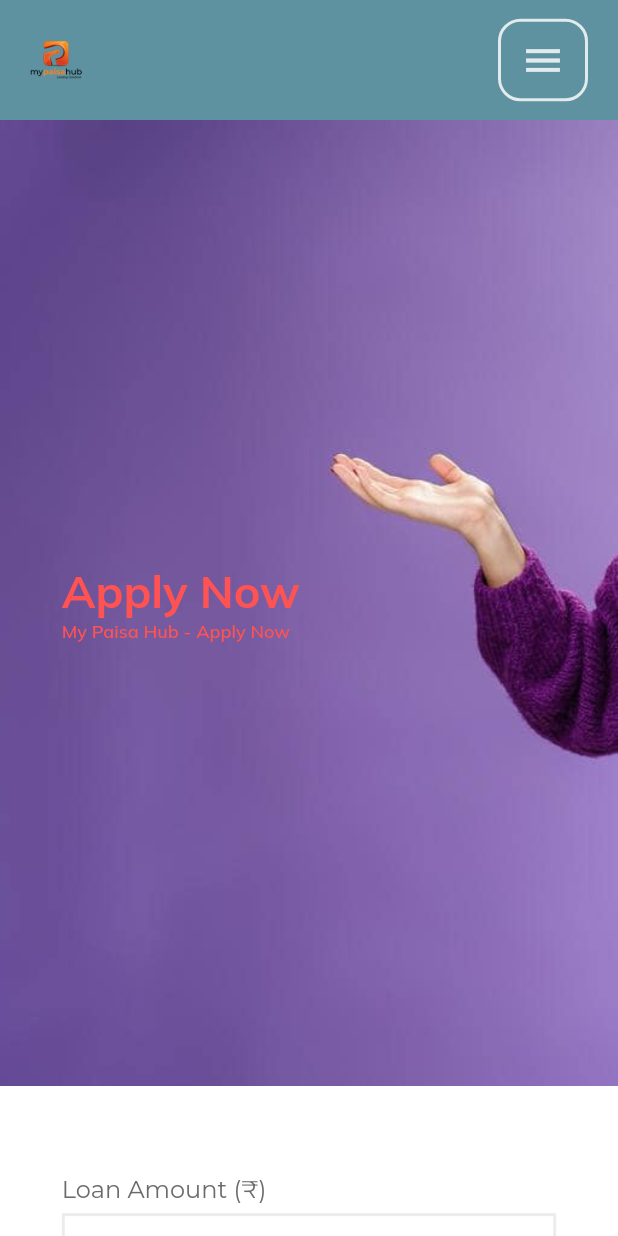
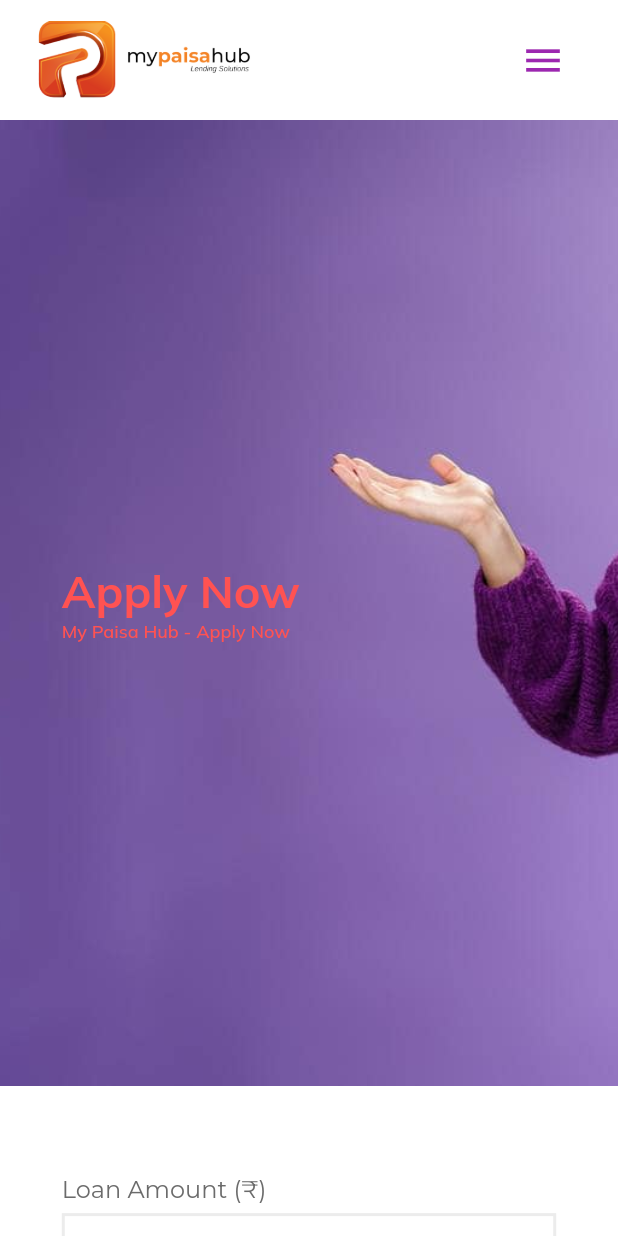
Before and after one commit to rounakraj03/loan-flutter, a Flutter app: the screen it shows after launch, after a tap on "GET LOAN", on a phone screen of 412 x 824 dp. Run offline on Flutter 3.47's test engine with Material 2 defaults, Android fonts, the phone set to English and light mode, and no system bars; our stand-ins replace carousel_slider, dio, dots_indicator, google_fonts, google_maps_flutter, visibility_detector; missing offline and left inert: flutter_faq.

Commit message:
add animation now
and make UI Better for phone

```diff
--- a/lib/res/assets.dart
+++ b/lib/res/assets.dart
@@ -1,6 +1,7 @@
 class Assets {
   // Images
   static const String logo = "assets/images/logo.png";
+  static const String logo2 = "assets/images/logo2.png";
   static const String smilingMan = "assets/images/smilingMan.png";
   static const String smilingWomen = "assets/images/smilingWomen.png";
   static const String manMug = "assets/images/manMug.jpg";
@@ -28,6 +29,7 @@ class Assets {
   static const String img3 = "assets/images/img3.jpg";
   static const String img4 = "assets/images/img4.jpg";
   static const String img5 = "assets/images/img5.jpg";
+  static const String img6 = "assets/images/img6.png";
 
 
 
--- a/lib/widgets/emi_calculator.dart
+++ b/lib/widgets/emi_calculator.dart
@@ -72,10 +72,7 @@ class _EmiCalculatorWidgetState extends State<EmiCalculatorWidget> {
                           width: width/2,
                           decoration: BoxDecoration(
                               gradient: LinearGradient(
-                                // colors: [Colors.red.shade300, Colors.red.shade600, Colors.red.shade800],
                                 colors: [Color(0xfffe9860),Color(0xfffc8761), Color(0xfffb7262)],
-                                // begin: Alignment.topLeft,
-                                // end: Alignment.bottomRight
                               )
                           ),
                           child: Column(
@@ -96,7 +93,6 @@ class _EmiCalculatorWidgetState extends State<EmiCalculatorWidget> {
                                     ]
                                 ),),
                               SizedBox(height: 30,),
-                              //slider with text showing 1 lakh, 5 lakh, 10 lakh
                               Column(
                                 crossAxisAlignment: CrossAxisAlignment.start,
                                 children: [
@@ -104,15 +100,15 @@ class _EmiCalculatorWidgetState extends State<EmiCalculatorWidget> {
                                     mainAxisAlignment: MainAxisAlignment.spaceAround,
                                     children: [
                                       Text("1 lakh"),
-                                      Container(width: 100, alignment: Alignment.center, child: Text(_sliderValueAmount.toStringAsFixed(2))), // Dynamic value
-                                      Text("1 crore"),
+                                      Container(width: 150, alignment: Alignment.center, child: Text(_sliderValueAmount.toStringAsFixed(2))), // Dynamic value
+                                      Text("10 crore"),
                                     ],
                                   ),
                                   Slider(
                                       activeColor: Colors.black,
                                       inactiveColor: Colors.black45,
                                       min: 100000,
-                                      max: 10000000,
+                                      max: 100000000,
                                       value: _sliderValueAmount,
                                       onChanged: (value) {
                                         setState(() {
@@ -181,7 +177,7 @@ class _EmiCalculatorWidgetState extends State<EmiCalculatorWidget> {
                                             children: [
                                               Text("Loan Emi :", style: TextStyle(letterSpacing: 1),),
                                               SizedBox(height: 20,),
-                                              Text("₹ ${emiValue.toStringAsFixed(2)}", style: TextStyle(letterSpacing: 1, fontWeight: FontWeight.bold, fontSize: 28),),
+                                              Text("₹ ${emiValue.toStringAsFixed(2)}", style: TextStyle(letterSpacing: 1, fontWeight: FontWeight.bold, fontSize: 24),),
                                             ],
                                           ),
                                         ),
@@ -195,7 +191,7 @@ class _EmiCalculatorWidgetState extends State<EmiCalculatorWidget> {
                                             children: [
                                               Text("Total Interest Payable :", style: TextStyle(letterSpacing: 1),),
                                               SizedBox(height: 20,),
-                                              Text("₹ ${totalInterest.toStringAsFixed(2)}", style: TextStyle(letterSpacing: 1, fontWeight: FontWeight.bold, fontSize: 28),),
+                                              Text("₹ ${totalInterest.toStringAsFixed(2)}", style: TextStyle(letterSpacing: 1, fontWeight: FontWeight.bold, fontSize: 24),),
                                             ],
                                           ),
                                         ),
@@ -210,7 +206,7 @@ class _EmiCalculatorWidgetState extends State<EmiCalculatorWidget> {
                                             children: [
                                               Text("You must return :", style: TextStyle(letterSpacing: 1),),
                                               SizedBox(height: 20,),
-                                              Text("₹ ${(_sliderValueAmount+totalInterest).toStringAsFixed(2)}", style: TextStyle(letterSpacing: 1, fontWeight: FontWeight.bold, fontSize: 28),),
+                                              Text("₹ ${(_sliderValueAmount+totalInterest).toStringAsFixed(2)}", style: TextStyle(letterSpacing: 1, fontWeight: FontWeight.bold, fontSize: 24),),
                                             ],
                                           ),
                                         ),
@@ -315,15 +311,15 @@ class _EmiCalculatorWidgetState extends State<EmiCalculatorWidget> {
                           mainAxisAlignment: MainAxisAlignment.spaceAround,
                           children: [
                             Text("1 lakh"),
-                            Container(width: 100, alignment: Alignment.center, child: Text(_sliderValueAmount.toStringAsFixed(2))), // Dynamic value
-                            Text("1 crore"),
+                            Container(width: 150, alignment: Alignment.center, child: Text(_sliderValueAmount.toStringAsFixed(2))), // Dynamic value
+                            Text("10 crore"),
                           ],
                         ),
                         Slider(
                             activeColor: Colors.black,
                             inactiveColor: Colors.black45,
                             min: 100000,
-                            max: 10000000,
+                            max: 100000000,
                             value: _sliderValueAmount,
                             onChanged: (value) {
                               setState(() {
--- a/lib/widgets/homeWidgets.dart
+++ b/lib/widgets/homeWidgets.dart
@@ -42,7 +42,7 @@ class _HomeOneWidgetState extends State<HomeOneWidget> {
                 bottom: 0,
                 left: 100,
                 child: SizedBox(
-                  width: width/1.5,
+                  width: width/0.6,
                   child: Column(
                     mainAxisSize: MainAxisSize.min,
                     crossAxisAlignment: CrossAxisAlignment.start,
@@ -194,14 +194,14 @@ class _HomeOneWidgetState extends State<HomeOneWidget> {
                   colors: [Colors.white, Colors.white70, Colors.white60]
                 )
               ),
-              child: Image.asset(Assets.img1, fit: BoxFit.cover,),
+              child: Image.asset(Assets.img6, fit: BoxFit.cover,),
             ),
             Positioned(
                 top: 0,
                 bottom: 0,
                 left: 20,
                 child: SizedBox(
-                  width: width/1.5,
+                  width: width/2,
                   child: Column(
                     mainAxisSize: MainAxisSize.min,
                     crossAxisAlignment: CrossAxisAlignment.start,
--- a/lib/widgets/navbar.dart
+++ b/lib/widgets/navbar.dart
@@ -9,12 +9,20 @@ import 'package:flutter_loan/widgets/lets_connect.dart';
 import 'package:provider/provider.dart';
 
 double collapsableHeight = 0.0;
-Color selected = Color(0xffffffff);
-Color notSelected = Color(0xafffffff);
+// Color selected = Color(0xffffffff);
+Color selected = Colors.purple;
+// Color notSelected = Color(0xafffffff);
+Color notSelected = Colors.black;
 Color appColor = Color(0xfff9a825);
 
 
 class NavBarWidget extends StatefulWidget {
+final Color? navBarBackgroundColor;
+final Color? navBarTextColor;
+
+  const NavBarWidget({ this.navBarBackgroundColor, this.navBarTextColor });
+
+
   @override
   _MyAppState createState() => _MyAppState();
 }
@@ -39,7 +47,8 @@ class _MyAppState extends State<NavBarWidget> {
                 height: (width < 800.0) ? collapsableHeight : 0.0,
                 width: double.infinity,
                 // color: Color(0xff121212),
-                color: Color(0xff5e92a0),
+                // color: Color(0xff5e92a0),
+                color: widget.navBarBackgroundColor ?? Colors.white,
                 child: SingleChildScrollView(
                   child: Column(
                     children: [
@@ -147,7 +156,8 @@ class _MyAppState extends State<NavBarWidget> {
               ),
               Container(
                 // color: Color(0xff5f94a6),
-                color: Color(0xff5e92a0),
+                // color: Color(0xff5e92a0),
+                color: widget.navBarBackgroundColor ?? Colors.white,
                 // color: Color(0xff5e92a0),
                 height: 80.0,
                 padding: (width > 1000) ? EdgeInsets.only(left: 100,right: 100.0) :  EdgeInsets.only(left: 20,right: 20.0),
@@ -155,7 +165,7 @@ class _MyAppState extends State<NavBarWidget> {
                   mainAxisAlignment: MainAxisAlignment.spaceBetween,
                   children: [
                     SizedBox(
-                        height:(width > 1000) ? width/29 : width/16,
+                        height:(width > 1000) ? width/20 : width/8,
                         child: InkWell(
                             hoverColor: Colors.transparent,
                             focusColor: Colors.transparent,
@@ -163,9 +173,9 @@ class _MyAppState extends State<NavBarWidget> {
                               Provider.of<NavBarProvider>(context, listen: false).changeNavBarIndexValue(0);
                               Navigator.of(context).pushNamed('/home');
                             },
-                            child: Image.asset(Assets.logo))),
+                            child: Image.asset(Assets.logo, fit: BoxFit.fitHeight,))),
                     LayoutBuilder(builder: (context, constraints) {
-                      if (width < 1000.0) {
+                      if (width < 1100.0) {
                         return NavBarButton(
                           onPressed: () {
                             if (collapsableHeight == 0.0) {
@@ -186,18 +196,18 @@ class _MyAppState extends State<NavBarWidget> {
                               // borderRadius: BorderRadius.circular(40),
                               child: ElevatedButton(
                                   style:ButtonStyle(
-                                    backgroundColor: MaterialStatePropertyAll(Colors.yellow.shade800),
+                                    backgroundColor: MaterialStatePropertyAll(Colors.purple),
                                     foregroundColor: MaterialStateProperty.resolveWith<Color>(
                                           (Set<MaterialState> states) {
                                         if (states.contains(MaterialState.hovered))
-                                          return Colors.black; // Text color when button is hovered
+                                          return Colors.white; // Text color when button is hovered
                                         return Colors.white;  // Default text color
                                       },
                                     ),
                                     overlayColor: MaterialStateProperty.resolveWith<Color?>(
                                           (Set<MaterialState> states) {
                                         if (states.contains(MaterialState.hovered))
-                                          return Colors.white; //<-- SEE HERE
+                                          return Color(0xffff5854); //<-- SEE HERE
                                         return null; // Defer to the widget's default.
                                       },
                                     ),)
@@ -308,7 +318,8 @@ class _NavBarButtonState extends State<NavBarButton> {
           child: Icon(
             Icons.menu,
             size: 30.0,
-            color: Color(0xcfffffff),
+            // color: Color(0xcfffffff),
+            color: Colors.purple,
           ),
         ),
       ),
```
Also changed, not shown: lib/widgets/footer.dart (+44 -12 lines), assets/images/img6.png (added), assets/images/logo.png, assets/images/logo2.png (added), pubspec.lock.
